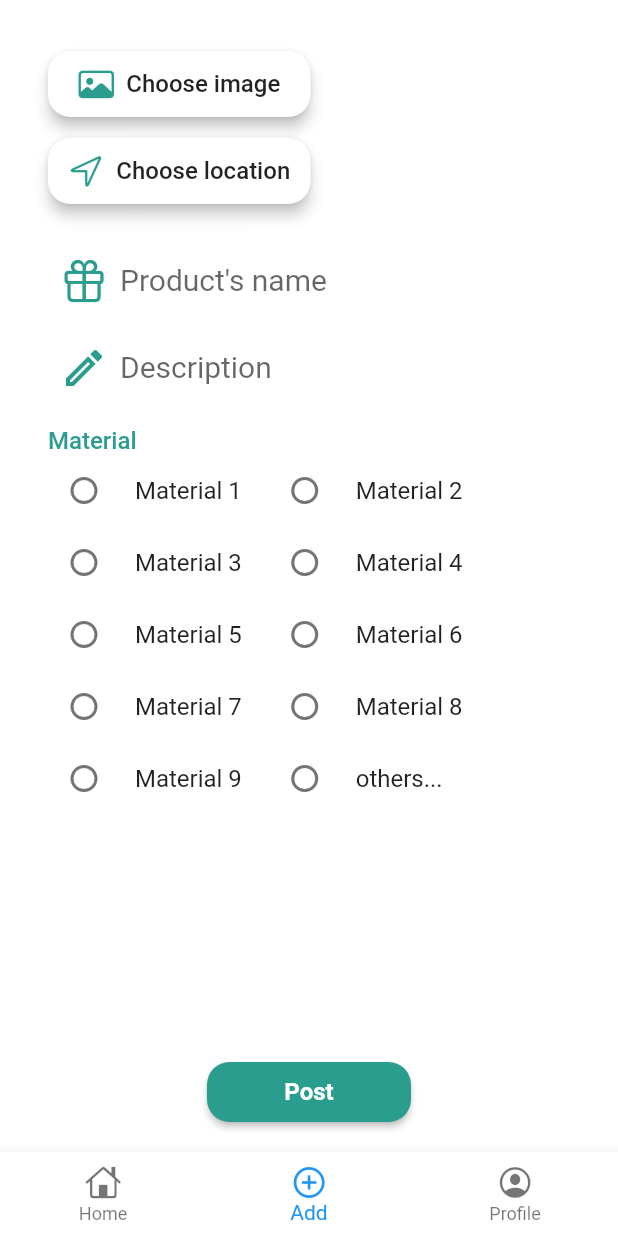
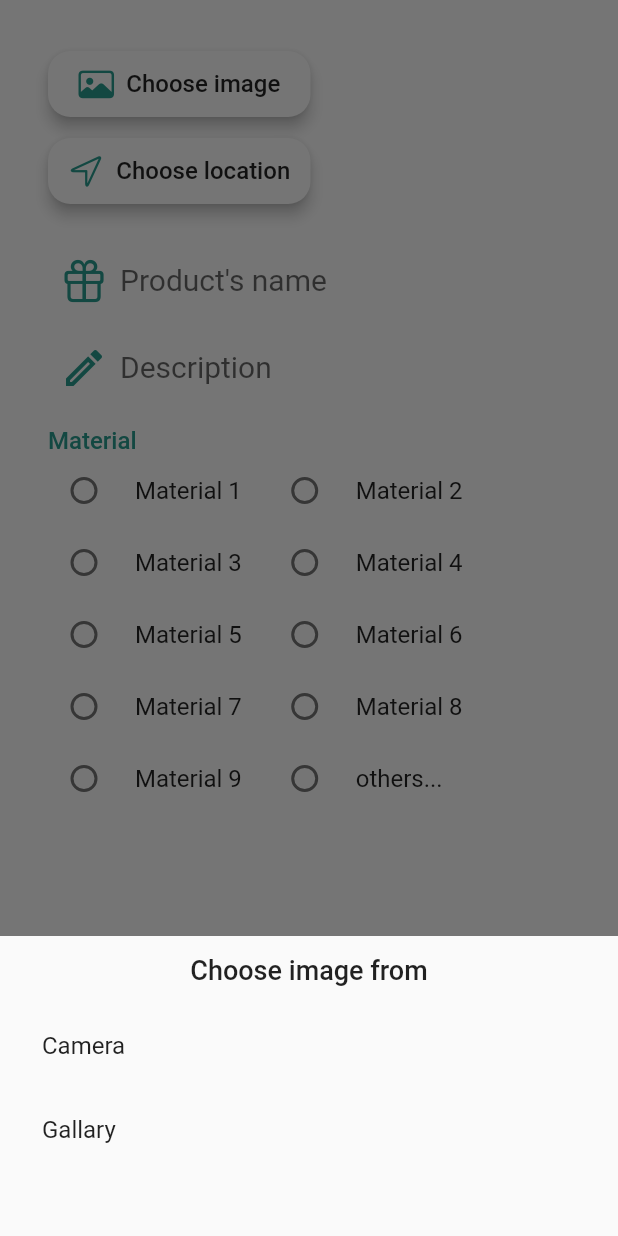
Before and after one commit to TrungHieu-HCMUIT/Greuse_GSC2021, a Flutter app: the screen it shows once a user with an empty profile is signed in, item 2 of the bottom bar chosen, after a tap on "Choose image", on a phone screen of 412 x 824 dp. Run offline on Flutter 3.47's test engine with Material 2 defaults, Android fonts, the phone set to English and light mode, and no system bars; our stand-ins replace firebase_auth, firebase_core, google_sign_in, image_picker; accounts and stored records are empty; network calls fail.

Commit message:
feat: Pick single image

```diff
--- a/lib/main.dart
+++ b/lib/main.dart
@@ -54,6 +54,9 @@ class MyApp extends StatelessWidget {
           shadowColor: Colors.black.withAlpha(39),
         ),
         bottomNavigationBarTheme: BottomNavigationBarThemeData(
+          selectedLabelStyle: TextStyle(
+            fontSize: 12.0,
+          ),
           backgroundColor: Colors.white,
         ),
         buttonTheme: ButtonThemeData(
--- a/lib/screens/add_screen.dart
+++ b/lib/screens/add_screen.dart
@@ -1,6 +1,7 @@
 import 'package:flutter/cupertino.dart';
 import 'package:flutter/material.dart';
 import 'package:greuse/components/floating_bottom_button.dart';
+import 'package:image_picker/image_picker.dart';
 
 class AddScreen extends StatefulWidget {
   static const id = 'add_screen';
@@ -82,6 +83,59 @@ class _AddScreenState extends State<AddScreen> {
     return newList;
   }
 
+  Future<ImageSource> _chooseImageSource() async {
+    ImageSource source;
+    await showModalBottomSheet(
+      context: context,
+      builder: (context) {
+        return Container(
+          height: 200.0,
+          child: SingleChildScrollView(
+            padding: EdgeInsets.all(12.0),
+            child: Column(
+              children: [
+                Text(
+                  'Choose image from',
+                  style: TextStyle(
+                    fontWeight: FontWeight.w500,
+                    fontSize: 18.0,
+                  ),
+                ),
+                SizedBox(height: 12.0),
+                ListTile(
+                  title: Text('Camera'),
+                  onTap: () {
+                    source = ImageSource.camera;
+                    Navigator.pop(context);
+                  },
+                ),
+                ListTile(
+                  title: Text('Gallary'),
+                  onTap: () {
+                    source = ImageSource.gallery;
+                    Navigator.pop(context);
+                  },
+                ),
+              ],
+            ),
+          ),
+        );
+      },
+    );
+    return source;
+  }
+
+  void _chooseImage() async {
+    final imageSource = await _chooseImageSource();
+    if (imageSource != null) {
+      final pickedImage = await ImagePicker().getImage(
+        source: imageSource,
+        imageQuality: 85,
+      );
+      // TODO: Upload to Cloud Storage
+    }
+  }
+
   @override
   Widget build(BuildContext context) {
     return Scaffold(
@@ -102,7 +156,7 @@ class _AddScreenState extends State<AddScreen> {
               crossAxisAlignment: CrossAxisAlignment.start,
               children: [
                 MyButton(
-                  onPressed: () {},
+                  onPressed: _chooseImage,
                   icon: CupertinoIcons.photo,
                   label: 'Choose image',
                 ),
```
Also changed, not shown: 1 other file.
